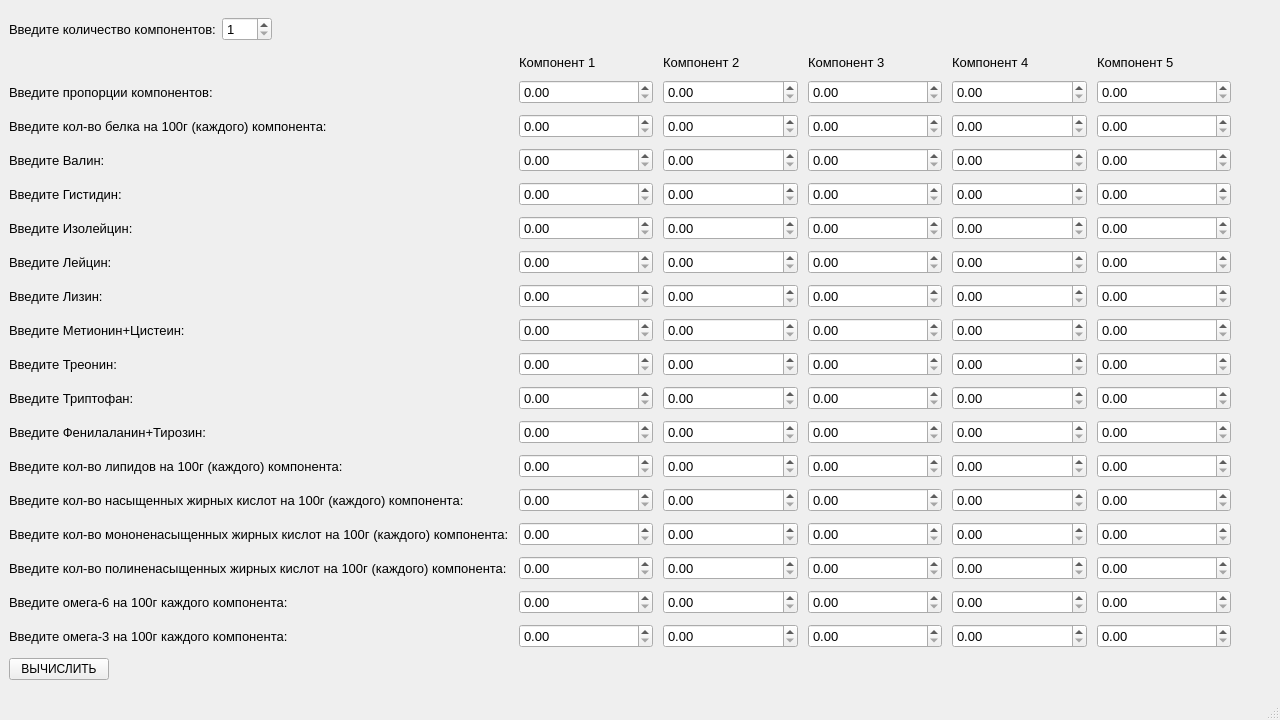
Qt form QtNutrition_components_assessment/mainwindow.ui (v43d3rm4k4r/QtNutritionComponentsAssessment) before a commit.
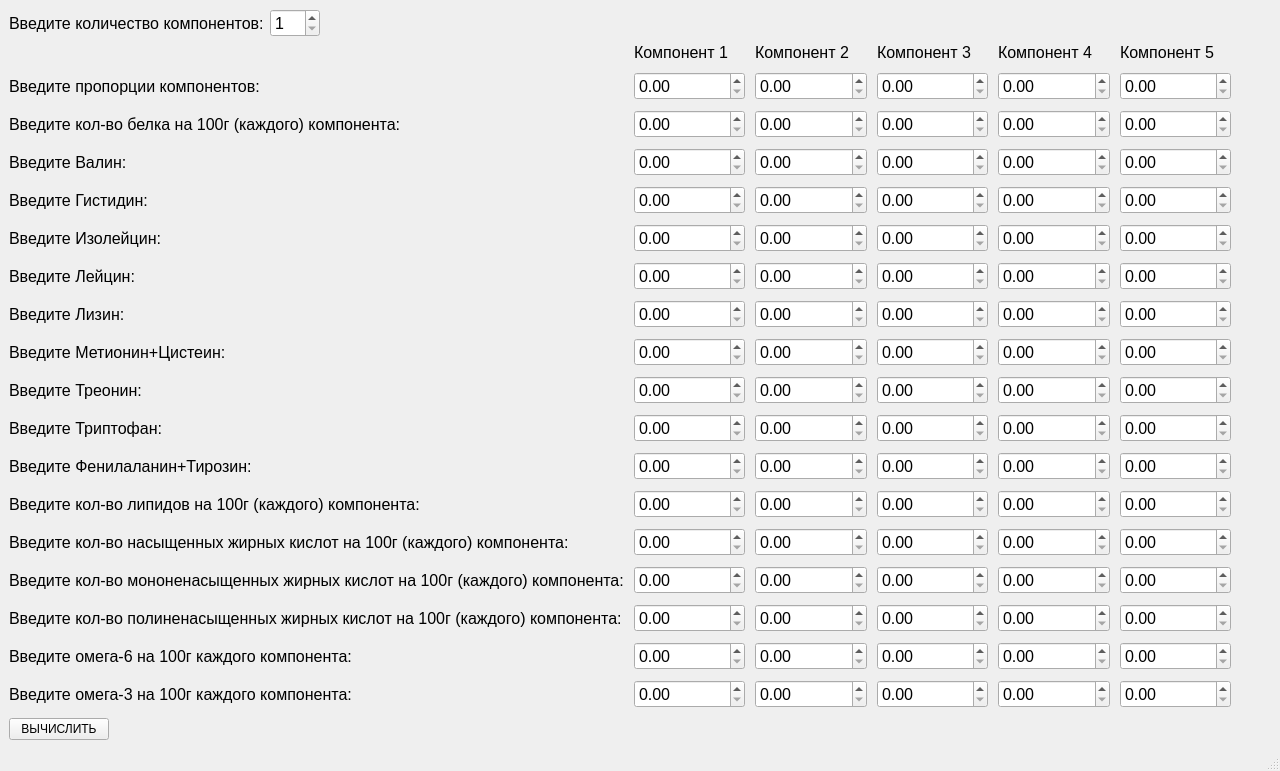
The same form after that commit.

The edit to the form file:
```diff
--- a/QtNutrition_components_assessment/mainwindow.ui
+++ b/QtNutrition_components_assessment/mainwindow.ui
@@ -20,6 +20,9 @@
    <string>MainWindow</string>
   </property>
   <property name="animated">
+   <bool>true</bool>
+  </property>
+  <property name="documentMode">
    <bool>false</bool>
   </property>
   <widget class="QWidget" name="centralwidget">
@@ -41,7 +44,7 @@
           </property>
           <property name="font">
            <font>
-            <pointsize>10</pointsize>
+            <pointsize>12</pointsize>
            </font>
           </property>
           <property name="maximum">
@@ -56,7 +59,7 @@
          <widget class="QLabel" name="label_24">
           <property name="font">
            <font>
-            <pointsize>10</pointsize>
+            <pointsize>12</pointsize>
            </font>
           </property>
           <property name="text">
@@ -74,7 +77,7 @@
           </property>
           <property name="font">
            <font>
-            <pointsize>10</pointsize>
+            <pointsize>12</pointsize>
            </font>
           </property>
           <property name="maximum">
@@ -95,7 +98,7 @@
           </property>
           <property name="font">
            <font>
-            <pointsize>10</pointsize>
+            <pointsize>12</pointsize>
            </font>
           </property>
           <property name="maximum">
@@ -116,7 +119,7 @@
           </property>
           <property name="font">
            <font>
-            <pointsize>10</pointsize>
+            <pointsize>12</pointsize>
            </font>
           </property>
           <property name="text">
@@ -128,7 +131,7 @@
          <widget class="QLabel" name="label_19">
           <property name="font">
            <font>
-            <pointsize>10</pointsize>
+            <pointsize>12</pointsize>
            </font>
           </property>
           <property name="text">
@@ -146,7 +149,7 @@
           </property>
           <property name="font">
            <font>
-            <pointsize>10</pointsize>
+            <pointsize>12</pointsize>
            </font>
           </property>
           <property name="maximum">
@@ -167,7 +170,7 @@
           </property>
           <property name="font">
            <font>
-            <pointsize>10</pointsize>
+            <pointsize>12</pointsize>
            </font>
           </property>
           <property name="maximum">
@@ -188,7 +191,7 @@
           </property>
           <property name="font">
            <font>
-            <pointsize>10</pointsize>
+            <pointsize>12</pointsize>
            </font>
           </property>
           <property name="maximum">
@@ -209,7 +212,7 @@
           </property>
           <property name="font">
            <font>
-            <pointsize>10</pointsize>
+            <pointsize>12</pointsize>
            </font>
           </property>
           <property name="maximum">
@@ -230,7 +233,7 @@
           </property>
           <property name="font">
            <font>
-            <pointsize>10</pointsize>
+            <pointsize>12</pointsize>
            </font>
           </property>
           <property name="maximum">
@@ -251,7 +254,7 @@
           </property>
           <property name="font">
            <font>
-            <pointsize>10</pointsize>
+            <pointsize>12</pointsize>
            </font>
           </property>
           <property name="maximum">
@@ -272,7 +275,7 @@
           </property>
           <property name="font">
            <font>
-            <pointsize>10</pointsize>
+            <pointsize>12</pointsize>
            </font>
           </property>
           <property name="maximum">
@@ -293,7 +296,7 @@
           </property>
           <property name="font">
            <font>
-            <pointsize>10</pointsize>
+            <pointsize>12</pointsize>
            </font>
           </property>
           <property name="maximum">
@@ -314,7 +317,7 @@
           </property>
           <property name="font">
            <font>
-            <pointsize>10</pointsize>
+            <pointsize>12</pointsize>
            </font>
           </property>
           <property name="suffix">
@@ -338,7 +341,7 @@
           </property>
           <property name="font">
            <font>
-            <pointsize>10</pointsize>
+            <pointsize>12</pointsize>
            </font>
           </property>
           <property name="maximum">
@@ -359,7 +362,7 @@
           </property>
           <property name="font">
            <font>
-            <pointsize>10</pointsize>
+            <pointsize>12</pointsize>
            </font>
           </property>
           <property name="maximum">
@@ -380,7 +383,7 @@
           </property>
           <property name="font">
            <font>
-            <pointsize>10</pointsize>
+            <pointsize>12</pointsize>
            </font>
           </property>
           <property name="maximum">
@@ -401,7 +404,7 @@
           </property>
           <property name="font">
            <font>
-            <pointsize>10</pointsize>
+            <pointsize>12</pointsize>
            </font>
           </property>
           <property name="maximum">
@@ -422,7 +425,7 @@
           </property>
           <property name="font">
            <font>
-            <pointsize>10</pointsize>
+            <pointsize>12</pointsize>
            </font>
           </property>
           <property name="maximum">
@@ -443,7 +446,7 @@
           </property>
           <property name="font">
            <font>
-            <pointsize>10</pointsize>
+            <pointsize>12</pointsize>
            </font>
           </property>
           <property name="maximum">
@@ -467,7 +470,7 @@
           </property>
           <property name="font">
            <font>
-            <pointsize>10</pointsize>
+            <pointsize>12</pointsize>
            </font>
           </property>
           <property name="autoFillBackground">
@@ -492,6 +495,11 @@
         </item>
         <item row="14" column="7">
          <spacer name="horizontalSpacer">
+          <property name="font">
+           <font>
+            <pointsize>12</pointsize>
+           </font>
+          </property>
           <property name="orientation">
            <enum>Qt::Horizontal</enum>
           </property>
@@ -510,7 +518,7 @@
          <widget class="QLabel" name="label_21">
           <property name="font">
            <font>
-            <pointsize>10</pointsize>
+            <pointsize>12</pointsize>
            </font>
           </property>
           <property name="text">
@@ -522,7 +530,7 @@
          <widget class="QLabel" name="label_12">
           <property name="font">
            <font>
-            <pointsize>10</pointsize>
+            <pointsize>12</pointsize>
            </font>
           </property>
           <property name="text">
@@ -540,7 +548,7 @@
           </property>
           <property name="font">
            <font>
-            <pointsize>10</pointsize>
+            <pointsize>12</pointsize>
            </font>
           </property>
           <property name="maximum">
@@ -561,7 +569,7 @@
           </property>
           <property name="font">
            <font>
-            <pointsize>10</pointsize>
+            <pointsize>12</pointsize>
            </font>
           </property>
           <property name="maximum">
@@ -582,7 +590,7 @@
           </property>
           <property name="font">
            <font>
-            <pointsize>10</pointsize>
+            <pointsize>12</pointsize>
            </font>
           </property>
           <property name="maximum">
@@ -603,7 +611,7 @@
           </property>
           <property name="font">
            <font>
-            <pointsize>10</pointsize>
+            <pointsize>12</pointsize>
            </font>
           </property>
           <property name="maximum">
@@ -624,7 +632,7 @@
           </property>
           <property name="font">
            <font>
-            <pointsize>10</pointsize>
+            <pointsize>12</pointsize>
            </font>
           </property>
           <property name="maximum">
@@ -645,7 +653,7 @@
           </property>
           <property name="font">
            <font>
-            <pointsize>10</pointsize>
+            <pointsize>12</pointsize>
            </font>
           </property>
           <property name="maximum">
@@ -660,7 +668,7 @@
          <widget class="QLabel" name="label_15">
           <property name="font">
            <font>
-            <pointsize>10</pointsize>
+            <pointsize>12</pointsize>
            </font>
           </property>
           <property name="text">
@@ -678,7 +686,7 @@
           </property>
           <property name="font">
            <font>
-            <pointsize>10</pointsize>
+            <pointsize>12</pointsize>
            </font>
           </property>
           <property name="maximum">
@@ -699,7 +707,7 @@
           </property>
           <property name="font">
            <font>
-            <pointsize>10</pointsize>
+            <pointsize>12</pointsize>
            </font>
           </property>
           <property name="maximum">
@@ -714,7 +722,7 @@
          <widget class="QLabel" name="label_17">
           <property name="font">
            <font>
-            <pointsize>10</pointsize>
+            <pointsize>12</pointsize>
            </font>
           </property>
           <property name="text">
@@ -726,7 +734,7 @@
          <widget class="QLabel" name="label_5">
           <property name="font">
            <font>
-            <pointsize>10</pointsize>
+            <pointsize>12</pointsize>
            </font>
           </property>
           <property name="text">
@@ -744,7 +752,7 @@
           </property>
           <property name="font">
            <font>
-            <pointsize>10</pointsize>
+            <pointsize>12</pointsize>
            </font>
           </property>
           <property name="maximum">
@@ -765,7 +773,7 @@
           </property>
           <property name="font">
            <font>
-            <pointsize>10</pointsize>
+            <pointsize>12</pointsize>
            </font>
           </property>
           <property name="maximum">
@@ -780,7 +788,7 @@
          <widget class="QLabel" name="labelComp4">
           <property name="font">
            <font>
-            <pointsize>10</pointsize>
+            <pointsize>12</pointsize>
            </font>
           </property>
           <property name="text">
@@ -792,7 +800,7 @@
          <widget class="QLabel" name="label_20">
           <property name="font">
            <font>
-            <pointsize>10</pointsize>
+            <pointsize>12</pointsize>
            </font>
           </property>
           <property name="text">
@@ -810,7 +818,7 @@
           </property>
           <property name="font">
            <font>
-            <pointsize>10</pointsize>
+            <pointsize>12</pointsize>
            </font>
           </property>
           <property name="maximum">
@@ -831,7 +839,7 @@
           </property>
           <property name="font">
            <font>
-            <pointsize>10</pointsize>
+            <pointsize>12</pointsize>
            </font>
           </property>
           <property name="maximum">
@@ -852,7 +860,7 @@
           </property>
           <property name="font">
            <font>
-            <pointsize>10</pointsize>
+            <pointsize>12</pointsize>
            </font>
           </property>
           <property name="suffix">
@@ -876,7 +884,7 @@
           </property>
           <property name="font">
            <font>
-            <pointsize>10</pointsize>
+            <pointsize>12</pointsize>
            </font>
           </property>
           <property name="maximum">
@@ -897,7 +905,7 @@
           </property>
           <property name="font">
            <font>
-            <pointsize>10</pointsize>
+            <pointsize>12</pointsize>
            </font>
           </property>
           <property name="maximum">
@@ -918,7 +926,7 @@
           </property>
           <property name="font">
            <font>
-            <pointsize>10</pointsize>
+            <pointsize>12</pointsize>
            </font>
           </property>
           <property name="maximum">
@@ -939,7 +947,7 @@
           </property>
           <property name="font">
            <font>
-            <pointsize>10</pointsize>
+            <pointsize>12</pointsize>
            </font>
           </property>
           <property name="maximum">
@@ -960,7 +968,7 @@
           </property>
           <property name="font">
            <font>
-            <pointsize>10</pointsize>
+            <pointsize>12</pointsize>
            </font>
           </property>
           <property name="maximum">
@@ -981,7 +989,7 @@
           </property>
           <property name="font">
            <font>
-            <pointsize>10</pointsize>
+            <pointsize>12</pointsize>
            </font>
           </property>
           <property name="maximum">
@@ -1002,7 +1010,7 @@
           </property>
           <property name="font">
            <font>
-            <pointsize>10</pointsize>
+            <pointsize>12</pointsize>
            </font>
           </property>
           <property name="maximum">
@@ -1023,7 +1031,7 @@
           </property>
           <property name="font">
            <font>
-            <pointsize>10</pointsize>
+            <pointsize>12</pointsize>
            </font>
           </property>
           <property name="maximum">
@@ -1038,7 +1046,7 @@
          <widget class="QLabel" name="label_22">
           <property name="font">
            <font>
-            <pointsize>10</pointsize>
+            <pointsize>12</pointsize>
            </font>
           </property>
           <property name="text">
@@ -1056,7 +1064,7 @@
           </property>
           <property name="font">
            <font>
-            <pointsize>10</pointsize>
+            <pointsize>12</pointsize>
            </font>
           </property>
           <property name="maximum">
@@ -1077,7 +1085,7 @@
           </property>
           <property name="font">
            <font>
-            <pointsize>10</pointsize>
+            <pointsize>12</pointsize>
            </font>
           </property>
           <property name="maximum">
@@ -1098,7 +1106,7 @@
           </property>
           <property name="font">
            <font>
-            <pointsize>10</pointsize>
+            <pointsize>12</pointsize>
            </font>
           </property>
           <property name="maximum">
@@ -1119,7 +1127,7 @@
           </property>
           <property name="font">
            <font>
-            <pointsize>10</pointsize>
+            <pointsize>12</pointsize>
            </font>
           </property>
           <property name="maximum">
@@ -1140,7 +1148,7 @@
           </property>
           <property name="font">
            <font>
-            <pointsize>10</pointsize>
+            <pointsize>12</pointsize>
            </font>
           </property>
           <property name="maximum">
@@ -1161,7 +1169,7 @@
           </property>
           <property name="font">
            <font>
-            <pointsize>10</pointsize>
+            <pointsize>12</pointsize>
            </font>
           </property>
           <property name="maximum">
@@ -1182,7 +1190,7 @@
           </property>
           <property name="font">
            <font>
-            <pointsize>10</pointsize>
+            <pointsize>12</pointsize>
            </font>
           </property>
           <property name="maximum">
@@ -1197,7 +1205,7 @@
          <widget class="QLabel" name="labelComp3">
           <property name="font">
            <font>
-            <pointsize>10</pointsize>
+            <pointsize>12</pointsize>
            </font>
           </property>
           <property name="text">
@@ -1215,7 +1223,7 @@
           </property>
           <property name="font">
            <font>
-            <pointsize>10</pointsize>
+            <pointsize>12</pointsize>
            </font>
           </property>
           <property name="maximum">
@@ -1236,7 +1244,7 @@
           </property>
           <property name="font">
            <font>
-            <pointsize>10</pointsize>
+            <pointsize>12</pointsize>
            </font>
           </property>
           <property name="maximum">
@@ -1251,7 +1259,7 @@
          <widget class="QLabel" name="label_2">
           <property name="font">
            <font>
-            <pointsize>10</pointsize>
+            <pointsize>12</pointsize>
            </font>
           </property>
           <property name="text">
@@ -1269,7 +1277,7 @@
           </property>
           <property name="font">
            <font>
-            <pointsize>10</pointsize>
+            <pointsize>12</pointsize>
            </font>
           </property>
           <property name="maximum">
@@ -1290,7 +1298,7 @@
           </property>
           <property name="font">
            <font>
-            <pointsize>10</pointsize>
+            <pointsize>12</pointsize>
            </font>
           </property>
           <property name="maximum">
@@ -1311,7 +1319,7 @@
           </property>
           <property name="font">
            <font>
-            <pointsize>10</pointsize>
+            <pointsize>12</pointsize>
            </font>
           </property>
           <property name="maximum">
@@ -1332,7 +1340,7 @@
           </property>
           <property name="font">
            <font>
-            <pointsize>10</pointsize>
+            <pointsize>12</pointsize>
            </font>
           </property>
           <property name="maximum">
@@ -1353,7 +1361,7 @@
           </property>
           <property name="font">
            <font>
-            <pointsize>10</pointsize>
+            <pointsize>12</pointsize>
            </font>
           </property>
           <property name="maximum">
@@ -1374,7 +1382,7 @@
           </property>
           <property name="font">
            <font>
-            <pointsize>10</pointsize>
+            <pointsize>12</pointsize>
            </font>
           </property>
           <property name="suffix">
@@ -1398,7 +1406,7 @@
           </property>
           <property name="font">
            <font>
-            <pointsize>10</pointsize>
+            <pointsize>12</pointsize>
            </font>
           </property>
           <property name="suffix">
@@ -1422,7 +1430,7 @@
           </property>
           <property name="font">
            <font>
-            <pointsize>10</pointsize>
+            <pointsize>12</pointsize>
            </font>
           </property>
           <property name="maximum">
@@ -1443,7 +1451,7 @@
           </property>
           <property name="font">
            <font>
-            <pointsize>10</pointsize>
+            <pointsize>12</pointsize>
            </font>
           </property>
           <property name="maximum">
@@ -1464,7 +1472,7 @@
           </property>
           <property name="font">
            <font>
-            <pointsize>10</pointsize>
+            <pointsize>12</pointsize>
            </font>
           </property>
           <property name="maximum">
@@ -1485,7 +1493,7 @@
           </property>
           <property name="font">
            <font>
-            <pointsize>10</pointsize>
+            <pointsize>12</pointsize>
            </font>
           </property>
           <property name="maximum">
@@ -1506,7 +1514,7 @@
           </property>
           <property name="font">
            <font>
-            <pointsize>10</pointsize>
+            <pointsize>12</pointsize>
            </font>
           </property>
           <property name="maximum">
@@ -1527,7 +1535,7 @@
           </property>
           <property name="font">
            <font>
-            <pointsize>10</pointsize>
+            <pointsize>12</pointsize>
            </font>
           </property>
           <property name="maximum">
@@ -1548,7 +1556,7 @@
           </property>
           <property name="font">
            <font>
-            <pointsize>10</pointsize>
+            <pointsize>12</pointsize>
            </font>
           </property>
           <property name="maximum">
@@ -1563,7 +1571,7 @@
          <widget class="QLabel" name="label_23">
           <property name="font">
            <font>
-            <pointsize>10</pointsize>
+            <pointsize>12</pointsize>
            </font>
           </property>
           <property name="text">
@@ -1575,7 +1583,7 @@
          <widget class="QLabel" name="label_3">
           <property name="font">
            <font>
-            <pointsize>10</pointsize>
+            <pointsize>12</pointsize>
            </font>
           </property>
           <property name="text">
@@ -1593,7 +1601,7 @@
           </property>
           <property name="font">
            <font>
-            <pointsize>10</pointsize>
+            <pointsize>12</pointsize>
            </font>
           </property>
           <property name="maximum">
@@ -1608,7 +1616,7 @@
          <widget class="QLabel" name="labelComp5">
           <property name="font">
            <font>
-            <pointsize>10</pointsize>
+            <pointsize>12</pointsize>
            </font>
           </property>
           <property name="text">
@@ -1626,7 +1634,7 @@
           </property>
           <property name="font">
            <font>
-            <pointsize>10</pointsize>
+            <pointsize>12</pointsize>
            </font>
           </property>
           <property name="maximum">
@@ -1641,7 +1649,7 @@
          <widget class="QLabel" name="label_4">
           <property name="font">
            <font>
-            <pointsize>10</pointsize>
+            <pointsize>12</pointsize>
            </font>
           </property>
           <property name="text">
@@ -1659,7 +1667,7 @@
           </property>
           <property name="font">
            <font>
-            <pointsize>10</pointsize>
+            <pointsize>12</pointsize>
            </font>
           </property>
           <property name="maximum">
@@ -1680,7 +1688,7 @@
           </property>
           <property name="font">
            <font>
-            <pointsize>10</pointsize>
+            <pointsize>12</pointsize>
            </font>
           </property>
           <property name="maximum">
@@ -1695,7 +1703,7 @@
          <widget class="QLabel" name="labelComp2">
           <property name="font">
            <font>
-            <pointsize>10</pointsize>
+            <pointsize>12</pointsize>
            </font>
           </property>
           <property name="text">
@@ -1707,7 +1715,7 @@
          <widget class="QLabel" name="label_14">
           <property name="font">
            <font>
-            <pointsize>10</pointsize>
+            <pointsize>12</pointsize>
            </font>
           </property>
           <property name="text">
@@ -1725,7 +1733,7 @@
           </property>
           <property name="font">
            <font>
-            <pointsize>10</pointsize>
+            <pointsize>12</pointsize>
            </font>
           </property>
           <property name="maximum">
@@ -1746,7 +1754,7 @@
           </property>
           <property name="font">
            <font>
-            <pointsize>10</pointsize>
+            <pointsize>12</pointsize>
            </font>
           </property>
           <property name="maximum">
@@ -1767,7 +1775,7 @@
           </property>
           <property name="font">
            <font>
-            <pointsize>10</pointsize>
+            <pointsize>12</pointsize>
            </font>
           </property>
           <property name="maximum">
@@ -1788,7 +1796,7 @@
           </property>
           <property name="font">
            <font>
-            <pointsize>10</pointsize>
+            <pointsize>12</pointsize>
            </font>
           </property>
           <property name="maximum">
@@ -1809,7 +1817,7 @@
           </property>
           <property name="font">
            <font>
-            <pointsize>10</pointsize>
+            <pointsize>12</pointsize>
            </font>
           </property>
           <property name="maximum">
@@ -1830,7 +1838,7 @@
           </property>
           <property name="font">
            <font>
-            <pointsize>10</pointsize>
+            <pointsize>12</pointsize>
            </font>
           </property>
           <property name="maximum">
@@ -1845,7 +1853,7 @@
          <widget class="QLabel" name="label_18">
           <property name="font">
            <font>
-            <pointsize>10</pointsize>
+            <pointsize>12</pointsize>
            </font>
           </property>
           <property name="text">
@@ -1857,7 +1865,7 @@
          <widget class="QLabel" name="label_13">
           <property name="font">
            <font>
-            <pointsize>10</pointsize>
+            <pointsize>12</pointsize>
            </font>
           </property>
           <property name="text">
@@ -1875,7 +1883,7 @@
           </property>
           <property name="font">
            <font>
-            <pointsize>10</pointsize>
+            <pointsize>12</pointsize>
            </font>
           </property>
           <property name="maximum">
@@ -1896,7 +1904,7 @@
           </property>
           <property name="font">
            <font>
-            <pointsize>10</pointsize>
+            <pointsize>12</pointsize>
            </font>
           </property>
           <property name="maximum">
@@ -1917,7 +1925,7 @@
           </property>
           <property name="font">
            <font>
-            <pointsize>10</pointsize>
+            <pointsize>12</pointsize>
            </font>
           </property>
           <property name="maximum">
@@ -1938,7 +1946,7 @@
           </property>
           <property name="font">
            <font>
-            <pointsize>10</pointsize>
+            <pointsize>12</pointsize>
            </font>
           </property>
           <property name="maximum">
@@ -1959,7 +1967,7 @@
           </property>
           <property name="font">
            <font>
-            <pointsize>10</pointsize>
+            <pointsize>12</pointsize>
            </font>
           </property>
           <property name="maximum">
@@ -1980,7 +1988,7 @@
           </property>
           <property name="font">
            <font>
-            <pointsize>10</pointsize>
+            <pointsize>12</pointsize>
            </font>
           </property>
           <property name="maximum">
@@ -2001,7 +2009,7 @@
           </property>
           <property name="font">
            <font>
-            <pointsize>10</pointsize>
+            <pointsize>12</pointsize>
            </font>
           </property>
           <property name="maximum">
@@ -2022,7 +2030,7 @@
           </property>
           <property name="font">
            <font>
-            <pointsize>10</pointsize>
+            <pointsize>12</pointsize>
            </font>
           </property>
           <property name="maximum">
@@ -2043,7 +2051,7 @@
           </property>
           <property name="font">
            <font>
-            <pointsize>10</pointsize>
+            <pointsize>12</pointsize>
            </font>
           </property>
           <property name="maximum">
@@ -2064,7 +2072,7 @@
           </property>
           <property name="font">
            <font>
-            <pointsize>10</pointsize>
+            <pointsize>12</pointsize>
            </font>
           </property>
           <property name="maximum">
@@ -2079,7 +2087,7 @@
          <widget class="QLabel" name="label_16">
           <property name="font">
            <font>
-            <pointsize>10</pointsize>
+            <pointsize>12</pointsize>
            </font>
           </property>
           <property name="text">
@@ -2097,7 +2105,7 @@
           </property>
           <property name="font">
            <font>
-            <pointsize>10</pointsize>
+            <pointsize>12</pointsize>
            </font>
           </property>
           <property name="maximum">
@@ -2118,7 +2126,7 @@
           </property>
           <property name="font">
            <font>
-            <pointsize>10</pointsize>
+            <pointsize>12</pointsize>
            </font>
           </property>
           <property name="maximum">
@@ -2158,7 +2166,7 @@
        <widget class="QLabel" name="label">
         <property name="font">
          <font>
-          <pointsize>10</pointsize>
+          <pointsize>12</pointsize>
          </font>
         </property>
         <property name="text">
@@ -2182,7 +2190,7 @@
         </property>
         <property name="font">
          <font>
-          <pointsize>10</pointsize>
+          <pointsize>12</pointsize>
          </font>
         </property>
         <property name="minimum">
```
Left out of the diff: 2 changed lines with no effect on the pictures.
